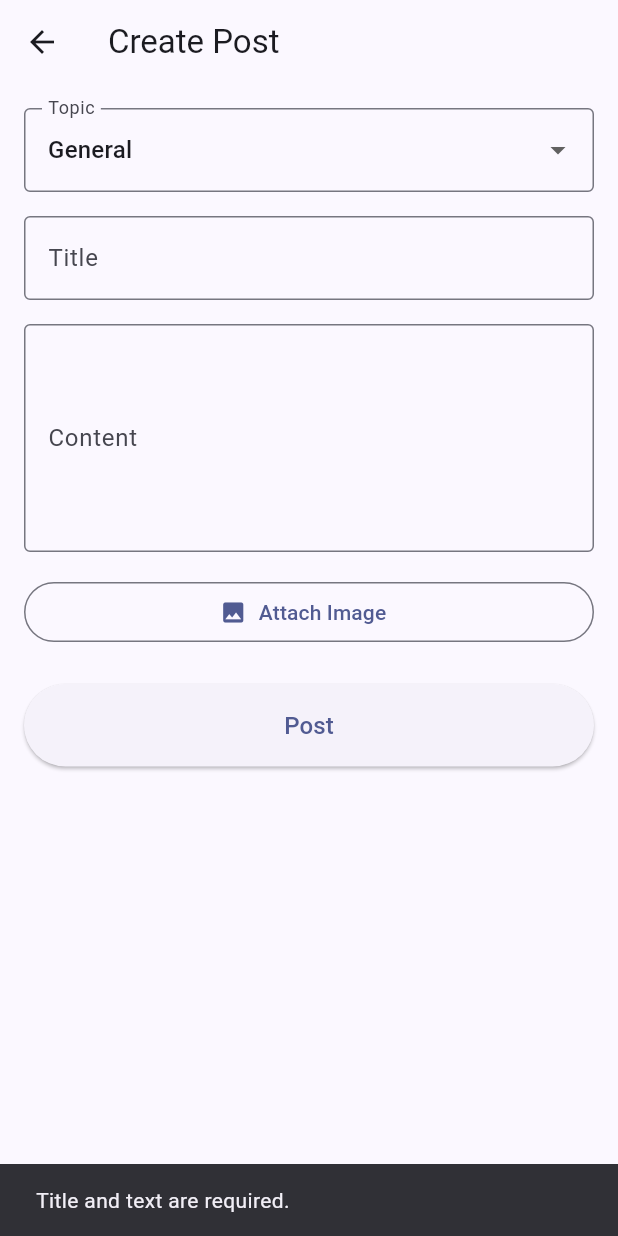
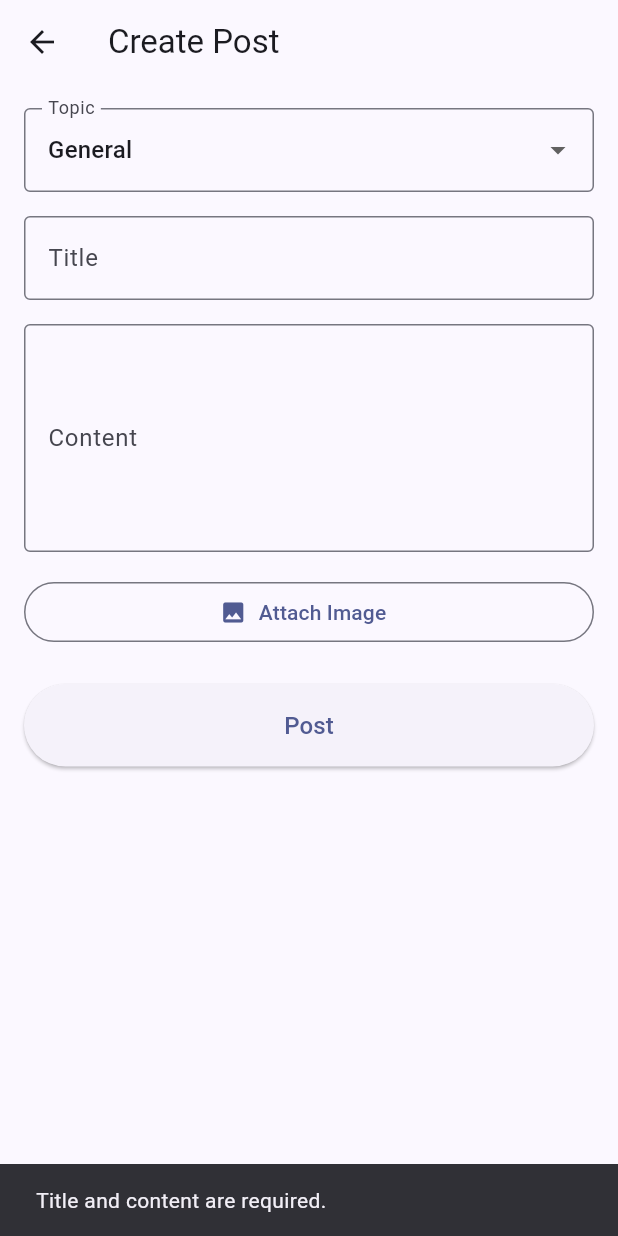
Before and after one commit to leochong0108/suc_forum, a Flutter app: the CreatePostScreen screen opened directly, after a tap on "Post", on a phone screen of 412 x 824 dp. Run offline on Flutter 3.47's test engine with Material 3 defaults, Android fonts, the phone set to English and light mode, and no system bars; our stand-ins replace cloud_firestore, firebase_ai, firebase_auth, firebase_core, image_picker, timeago; accounts and stored records are empty; generated files the repository leaves out were written again.

Commit message:
implement AI for content check

```diff
--- a/lib/screens/create_post_screen.dart
+++ b/lib/screens/create_post_screen.dart
@@ -4,7 +4,7 @@ import 'package:flutter/material.dart';
 import 'package:provider/provider.dart';
 import 'dart:convert';
 import 'package:image_picker/image_picker.dart';
-// import 'package:firebase_ai/firebase_ai.dart';
+import 'package:firebase_ai/firebase_ai.dart';
 import '../models/post.dart';
 import '../services/auth_service.dart';
 import '../services/firestore_service.dart';
@@ -68,30 +68,67 @@ class _CreatePostScreenState extends State<CreatePostScreen> {
     }
   }
 
-  Future<String> _moderateContent(String text) async {
-    // 3R Sensitivity & Indecent content check using Gemini
+  // Future<String> _moderateContent(String text) async {
+  //   // 3R Sensitivity & Indecent content check using Gemini
+  //   try {
+  //     // NOTE: This assumes standard generative_ai package initialized with API key,
+  //     // or FirebaseVertexAI wrapper. We simulate the call structure here.
+  //     // If FirebaseVertexAI is successfully configured:
+  //     /*
+  //     final model = FirebaseVertexAI.instance.generativeModel(model: 'gemini-2.5-flash');
+  //     final prompt = "Review this post for 3R sensitivities (Race, Religion, Royalty in Malaysia contexts) and indecent content. Reply merely with 'APPROVED' if it is safe, or 'REJECTED: <reason>' if not. Text: $text";
+  //     final response = await model.generateContent([Content.text(prompt)]);
+  //     final result = response.text ?? 'APPROVED';
+  //     if (result.contains('REJECTED')) return 'rejected';
+  //     return 'approved';
+  //     */
+
+  //     final lower = text.toLowerCase();
+  //     final badWords = ['badword', 'fuck', 'shit', 'babi', 'sial'];
+  //     for (var word in badWords) {
+  //       if (lower.contains(word)) return 'rejected';
+  //     }
+  //     return 'approved';
+  //   } catch (e) {
+  //     debugPrint("Moderation error: $e");
+  //     return 'pending'; // Fallback to manual review
+  //   }
+  // }
+
+  Future<Map<String, String>> _moderateContent(String title, String text) async {
     try {
-      // NOTE: This assumes standard generative_ai package initialized with API key,
-      // or FirebaseVertexAI wrapper. We simulate the call structure here.
-      // If FirebaseVertexAI is successfully configured:
-      /*
-      final model = FirebaseVertexAI.instance.generativeModel(model: 'gemini-2.5-flash');
-      final prompt = "Review this post for 3R sensitivities (Race, Religion, Royalty in Malaysia contexts) and indecent content. Reply merely with 'APPROVED' if it is safe, or 'REJECTED: <reason>' if not. Text: $text";
+      // 1. Initialize the model using the Google AI backend
+      final model = FirebaseAI.googleAI().generativeModel(
+        model: 'gemini-2.5-flash',
+        generationConfig: GenerationConfig(
+          temperature: 0.1, // Lower temperature = more consistent "robot" moderation
+          responseMimeType: 'application/json', // Force JSON output
+        ),
+      );
+
+      // 2. The Prompt (Tailored for Malaysian 3R)
+      final prompt =
+          """
+          You are an MCMC-compliant moderator for a Malaysian university forum.
+          Analyze this post for:
+          - 3R violations (Race, Religion, Royalty).
+          - Indecent content (Profanity, Violence).
+
+          Post: "$title $text"
+
+          Return JSON: {"status": "approved" | "rejected", "reason": "string"}
+        """;
+
+      // 3. Generate Content
       final response = await model.generateContent([Content.text(prompt)]);
-      final result = response.text ?? 'APPROVED';
-      if (result.contains('REJECTED')) return 'rejected';
-      return 'approved';
-      */
+      final Map<String, dynamic> data = jsonDecode(response.text!);
 
-      final lower = text.toLowerCase();
-      final badWords = ['badword', 'fuck', 'shit', 'babi', 'sial'];
-      for (var word in badWords) {
-        if (lower.contains(word)) return 'rejected';
-      }
-      return 'approved';
+      return {
+        'status': data['status'] ?? 'pending',
+        'reason': data['reason'] ?? 'No reason provided',
+      };
     } catch (e) {
-      debugPrint("Moderation error: $e");
-      return 'pending'; // Fallback to manual review
+      return {'status': 'pending', 'reason': 'Moderation system error.'};
     }
   }
 
@@ -101,30 +138,35 @@ class _CreatePostScreenState extends State<CreatePostScreen> {
     final user = authService.user;
 
     if (user == null) {
-      ScaffoldMessenger.of(
-        context,
-      ).showSnackBar(const SnackBar(content: Text('Please log in to post.')));
+      _showSnackBar('Please log in to post.');
       return;
     }
     if (_titleController.text.isEmpty || _textController.text.isEmpty) {
-      ScaffoldMessenger.of(context).showSnackBar(
-        const SnackBar(content: Text('Title and text are required.')),
-      );
+      _showSnackBar('Title and content are required.');
       return;
     }
 
     setState(() => _isLoading = true);
 
     try {
-      final status = await _moderateContent(
-        "${_titleController.text} ${_textController.text}",
+      // final status = await _moderateContent(
+      //   "${_titleController.text} ${_textController.text}",
+      // );
+
+      // 1. Run Gemini Moderation
+      final moderation = await _moderateContent(
+        _titleController.text,
+        _textController.text,
       );
 
+      final String status = moderation['status']!;
+      final String reason = moderation['reason']!;
+
+      // 2. Handle Rejection (3R / Indecency)
       if (status == 'rejected') {
         if (mounted) {
-          ScaffoldMessenger.of(context).showSnackBar(
-            const SnackBar(content: Text('Post rejected by AI moderation.')),
-          );
+          _showRejectionDialog(reason); // Help the user understand why
+
         }
         setState(() => _isLoading = false);
         return;
@@ -147,6 +189,7 @@ class _CreatePostScreenState extends State<CreatePostScreen> {
         topic: _selectedTopic,
         imageUrl: imageUrl,
         status: status, // typically 'approved' or 'pending'
+        // rejectionReason: status == 'rejected' ? reason : null,
         createdAt: DateTime.now(),
       );
 
@@ -164,9 +207,7 @@ class _CreatePostScreenState extends State<CreatePostScreen> {
           );
 
       if (mounted) {
-        ScaffoldMessenger.of(context).showSnackBar(
-          const SnackBar(content: Text('Post created successfully!')),
-        );
+        _showSnackBar('Post created successfully!');
         _titleController.clear();
         _textController.clear();
         setState(() {
@@ -183,13 +224,40 @@ class _CreatePostScreenState extends State<CreatePostScreen> {
       }
     } catch (e) {
       if (mounted) {
-        ScaffoldMessenger.of(
-          context,
-        ).showSnackBar(SnackBar(content: Text('Error creating post: $e')));
+        _showSnackBar('Error creating post: $e');
       }
     } finally {
       if (mounted) setState(() => _isLoading = false);
     }
+  }
+
+  void _showSnackBar(String message) {
+    if (!mounted) return; // Safety check
+    ScaffoldMessenger.of(
+      context,
+    ).showSnackBar(SnackBar(content: Text(message)));
+  }
+
+  void _showRejectionDialog(String reason) {
+    showDialog(
+      context: context,
+      barrierDismissible: false, // Force user to click "Understand"
+      builder: (ctx) => AlertDialog(
+        title: const Text(
+          'Post Flagged (3R/Safety)',
+          style: TextStyle(color: Colors.red, fontWeight: FontWeight.bold),
+        ),
+        content: Text(
+          'Your post violates community guidelines.\n\nReason: $reason',
+        ),
+        actions: [
+          TextButton(
+            onPressed: () => Navigator.pop(ctx),
+            child: const Text('Understand'),
+          ),
+        ],
+      ),
+    );
   }
 
   @override
```
